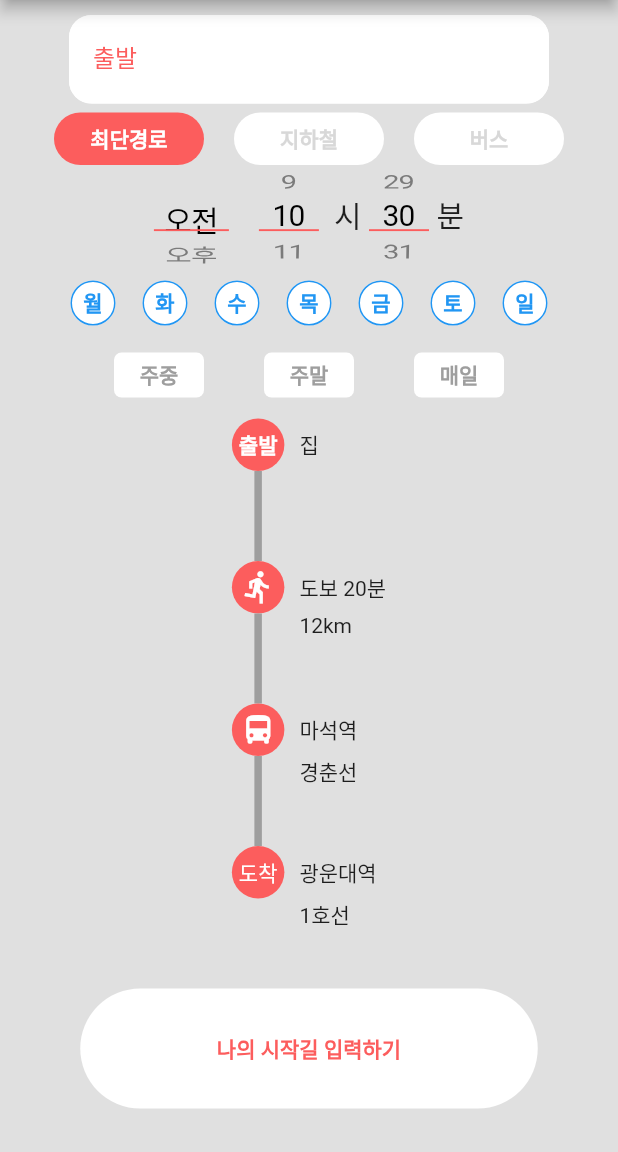
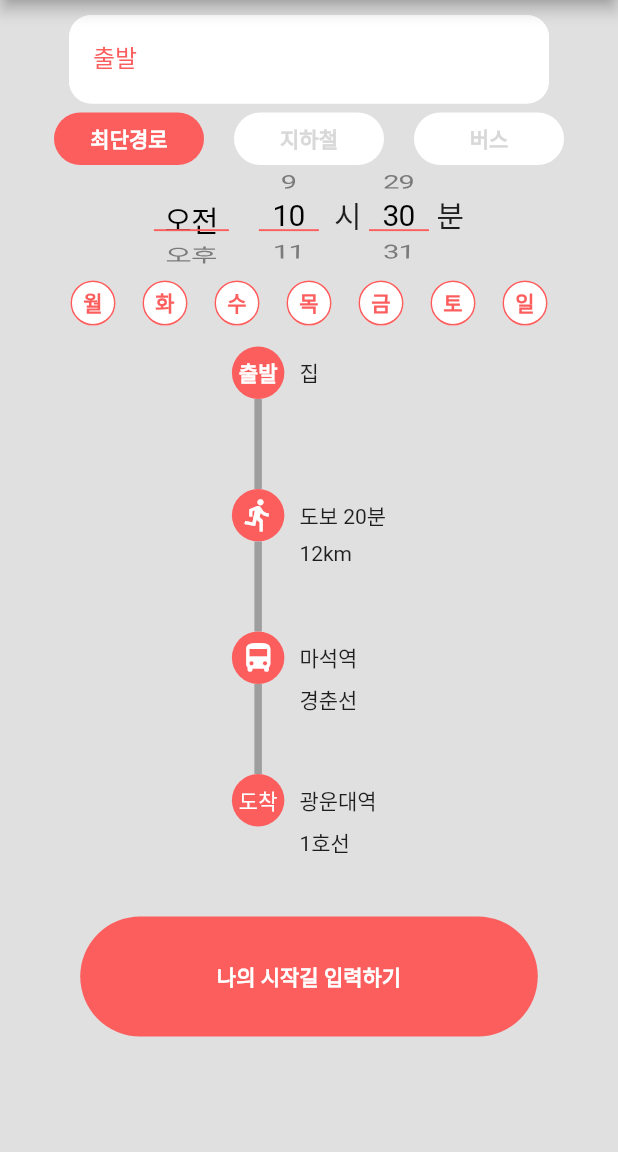
Before and after one commit to Team-Kelly/cotten_candy_ui, a Flutter app: the screen it shows after launch, on a phone screen of 412 x 824 dp, the part 84-1236 px from its top. Run offline on Flutter 3.47's test engine with Material 2 defaults, Android fonts, the phone set to English and light mode, and no system bars; missing offline and left inert: dart:html.

Commit message:
키컬러 적용

```diff
--- a/example/lib/main.dart
+++ b/example/lib/main.dart
@@ -97,7 +97,7 @@ class _MyHomePageState extends State<HomePage> {
               CandyButton(
                   child: const Text('나의 시작길 입력하기',
                       style: TextStyle(
-                          color: Color(0xFFFC5D5D),
+                          color: Color(0xFFFFFFFF),
                           fontWeight: FontWeight.w800)),
                   onPressed: () {}),
               const SizedBox(height: 10),
--- a/lib/cotten_candy_ui.dart
+++ b/lib/cotten_candy_ui.dart
@@ -8,3 +8,4 @@ export 'src/text_field.dart';
 export 'src/day_of_the_week.dart';
 export 'src/time_picker.dart';
 export 'src/time_line.dart';
+export 'src/color_source.dart';
--- a/lib/src/button.dart
+++ b/lib/src/button.dart
@@ -1,3 +1,4 @@
+import 'package:cotten_candy_ui/src/color_source.dart';
 import 'package:flutter/material.dart';
 
 class CandyButton extends StatelessWidget {
@@ -21,7 +22,7 @@ class CandyButton extends StatelessWidget {
       this.onLongPress,
       this.width = 305,
       this.height = 80,
-      this.buttonColor = const Color(0xFFFFFFFF),
+      this.buttonColor = candyPink,
       this.focusColor,
       this.hoverColor,
       this.highlightColor,
--- /dev/null
+++ b/lib/src/color_source.dart
@@ -0,0 +1,3 @@
+import 'package:flutter/material.dart';
+
+const Color candyPink = Color(0xFFFC5D5D);
--- a/lib/src/day_of_the_week.dart
+++ b/lib/src/day_of_the_week.dart
@@ -1,3 +1,4 @@
+import 'package:cotten_candy_ui/src/color_source.dart';
 import 'package:flutter/material.dart';
 
 class DayOfTheWeek extends StatefulWidget {
@@ -20,8 +21,8 @@ class DayOfTheWeek extends StatefulWidget {
       this.width = 30,
       this.height = 30,
       this.buttonColor = const Color(0xFFFFFFFF),
-      this.defaultColor = Colors.grey,
-      this.selectedColor = Colors.blue,
+      this.defaultColor = const Color(0xFF9E9E9E),
+      this.selectedColor = candyPink,
       this.borderRadius = 30,
       this.borderWidth = 0,
       this.elevation = 0,
@@ -259,112 +260,6 @@ class _DayOfTheWeekState extends State<DayOfTheWeek> {
               ),
             ],
           ),
-          Row(
-            mainAxisAlignment: MainAxisAlignment.center,
-            children: [
-              RawMaterialButton(
-                child: const Text('주중',
-                    style: TextStyle(
-                        color: Colors.grey, fontWeight: FontWeight.w800)),
-                onPressed: () {
-                  setState(() {
-                    if (widget.isSelected[0] == true &&
-                        widget.isSelected[1] == true &&
-                        widget.isSelected[2] == true &&
-                        widget.isSelected[3] == true &&
-                        widget.isSelected[4] == true) {
-                      widget.isSelected[0] = false;
-                      widget.isSelected[1] = false;
-                      widget.isSelected[2] = false;
-                      widget.isSelected[3] = false;
-                      widget.isSelected[4] = false;
-                    } else {
-                      widget.isSelected[0] = true;
-                      widget.isSelected[1] = true;
-                      widget.isSelected[2] = true;
-                      widget.isSelected[3] = true;
-                      widget.isSelected[4] = true;
-                    }
-                  });
-                  widget.onChanged!(widget.isSelected);
-                },
-                shape: RoundedRectangleBorder(
-                    borderRadius: BorderRadius.circular(5.0)),
-                elevation: widget.elevation,
-                fillColor: Colors.white,
-                constraints: BoxConstraints.tightFor(
-                    width: widget.convinientButtonWidth,
-                    height: widget.convinientButtonHeight),
-              ),
-              SizedBox(width: widget.convinientButtonInterval),
-              RawMaterialButton(
-                child: const Text('주말',
-                    style: TextStyle(
-                        color: Colors.grey, fontWeight: FontWeight.w800)),
-                onPressed: () {
-                  setState(() {
-                    if (widget.isSelected[5] == true &&
-                        widget.isSelected[6] == true) {
-                      widget.isSelected[5] = false;
-                      widget.isSelected[6] = false;
-                    } else {
-                      widget.isSelected[5] = true;
-                      widget.isSelected[6] = true;
-                    }
-                  });
-                  widget.onChanged!(widget.isSelected);
-                },
-                shape: RoundedRectangleBorder(
-                    borderRadius: BorderRadius.circular(5.0)),
-                elevation: widget.elevation,
-                fillColor: Colors.white,
-                constraints: BoxConstraints.tightFor(
-                    width: widget.convinientButtonWidth,
-                    height: widget.convinientButtonHeight),
-              ),
-              SizedBox(width: widget.convinientButtonInterval),
-              RawMaterialButton(
-                child: const Text('매일',
-                    style: TextStyle(
-                        color: Colors.grey, fontWeight: FontWeight.w800)),
-                onPressed: () {
-                  setState(() {
-                    if (widget.isSelected[0] == true &&
-                        widget.isSelected[1] == true &&
-                        widget.isSelected[2] == true &&
-                        widget.isSelected[3] == true &&
-                        widget.isSelected[4] == true &&
-                        widget.isSelected[5] == true &&
-                        widget.isSelected[6] == true) {
-                      widget.isSelected[0] = false;
-                      widget.isSelected[1] = false;
-                      widget.isSelected[2] = false;
-                      widget.isSelected[3] = false;
-                      widget.isSelected[4] = false;
-                      widget.isSelected[5] = false;
-                      widget.isSelected[6] = false;
-                    } else {
-                      widget.isSelected[0] = true;
-                      widget.isSelected[1] = true;
-                      widget.isSelected[2] = true;
-                      widget.isSelected[3] = true;
-                      widget.isSelected[4] = true;
-                      widget.isSelected[5] = true;
-                      widget.isSelected[6] = true;
-                    }
-                  });
-                  widget.onChanged!(widget.isSelected);
-                },
-                shape: RoundedRectangleBorder(
-                    borderRadius: BorderRadius.circular(5.0)),
-                elevation: widget.elevation,
-                fillColor: Colors.white,
-                constraints: BoxConstraints.tightFor(
-                    width: widget.convinientButtonWidth,
-                    height: widget.convinientButtonHeight),
-              ),
-            ],
-          )
         ],
       ),
     );
--- a/lib/src/radio_button.dart
+++ b/lib/src/radio_button.dart
@@ -1,3 +1,4 @@
+import 'package:cotten_candy_ui/src/color_source.dart';
 import 'package:flutter/material.dart';
 
 class CandyRadioButton extends StatefulWidget {
@@ -27,7 +28,7 @@ class CandyRadioButton extends StatefulWidget {
       this.textColor = const Color(0xFFD8D8D8),
       this.selectedTextColor = const Color(0xFFFFFFFF),
       this.buttonColor = const Color(0xFFFFFFFF),
-      this.selectedButtonColor = const Color(0xFFFC5D5D),
+      this.selectedButtonColor = candyPink,
       this.focusColor,
       this.hoverColor,
       this.highlightColor,
--- a/lib/src/text_field.dart
+++ b/lib/src/text_field.dart
@@ -1,3 +1,4 @@
+import 'package:cotten_candy_ui/src/color_source.dart';
 import 'package:flutter/material.dart';
 
 class CandyTextField extends StatelessWidget {
@@ -15,9 +16,9 @@ class CandyTextField extends StatelessWidget {
       this.labelText,
       this.width = 320,
       this.height = 60,
-      this.labelColor = const Color(0xFFFC5D5D),
+      this.labelColor = candyPink,
       this.filledColor = const Color(0xFFFFFFFF),
-      this.focusedsideColor = const Color(0xFFFC5D5D),
+      this.focusedsideColor = candyPink,
       this.enabledsideColor = const Color(0xFFFFFFFF),
       this.borderRadius = 15})
       : super(key: key);
--- a/lib/src/time_line.dart
+++ b/lib/src/time_line.dart
@@ -1,3 +1,4 @@
+import 'package:cotten_candy_ui/src/color_source.dart';
 import 'package:flutter/material.dart';
 
 class CandyTimeLine extends StatelessWidget {
@@ -77,7 +78,7 @@ class Indicator extends StatelessWidget {
       this.subTitle,
       this.width = 35,
       this.height = 35,
-      this.color = const Color(0xFFFC5D5D),
+      this.color = candyPink,
       this.borderRadius = 35})
       : super(key: key);
 
--- a/lib/src/time_picker.dart
+++ b/lib/src/time_picker.dart
@@ -1,3 +1,4 @@
+import 'package:cotten_candy_ui/src/color_source.dart';
 import 'package:flutter/cupertino.dart';
 import 'package:flutter/material.dart';
 
@@ -10,7 +11,7 @@ class CandyTimePicker extends StatefulWidget {
   const CandyTimePicker(
       {Key? key,
       required this.onChanged,
-      this.highlightColor = const Color(0xFFFC5D5D),
+      this.highlightColor = candyPink,
       this.width = 250,
       this.height = 100,
       this.textSize = 20})
```
